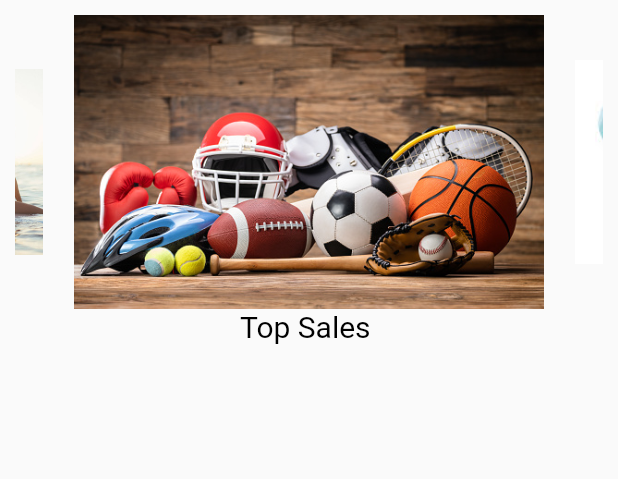
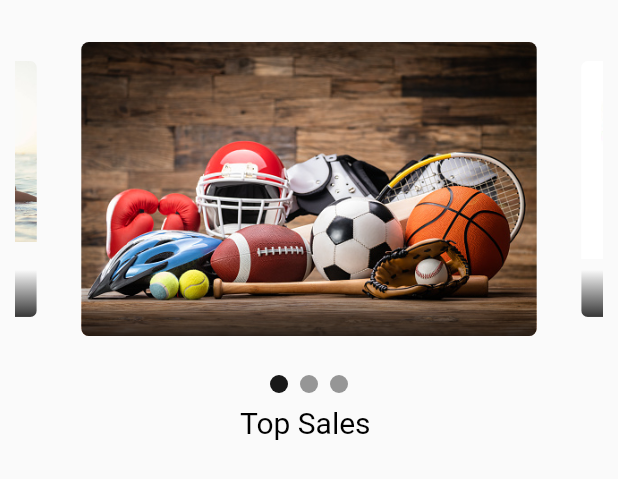
Before and after one commit to minh0611/CRP_G4, a Flutter app: the HomeBodyScreen widget shown alone on an empty page, opened directly, on a phone screen of 412 x 824 dp. Shown: the top 479 px of the screen. Run offline on Flutter 3.47's test engine with Material 2 defaults, Android fonts, the phone set to English and light mode, and no system bars; drawn by our look-alikes of carousel_slider; our stand-ins replace cloud_firestore, dropdown_button2, expandable, firebase_auth, firebase_core, font_awesome_flutter and 1 more; missing offline and left inert: increment_decrement_form_field, splash_view, swipeable_tile; accounts and stored records are empty.

Commit message:
quick fixed 2

```diff
--- a/lib/Screens/home_body.dart
+++ b/lib/Screens/home_body.dart
@@ -5,6 +5,7 @@
 import 'package:flutter_authfb_demo/Screens/newDetail.dart';
 import 'package:flutter_authfb_demo/Screens/productDetail.dart';
 import 'package:flutter_authfb_demo/models/new_model.dart';
+import 'package:flutter_authfb_demo/widgets/banner_home.dart';
 import 'package:flutter_authfb_demo/widgets/new_container.dart';
 
 import '../models/product_model.dart';
@@ -17,11 +18,11 @@
 }
 
 class _HomeBodyScreenState extends State<HomeBodyScreen> {
-  final List<String> imgList = [
-    'assets/images/banner.jpeg',
-    'assets/images/banner2.jpeg',
-    'assets/images/banner4.jpeg',
-  ];
+  // final List<String> imgList = [
+  //   'assets/images/banner.jpeg',
+  //   'assets/images/banner2.jpeg',
+  //   'assets/images/banner4.jpeg',
+  // ];
   List<ProductModel> productList = [];
   List<ProductModel> bestProductList = [];
   List<NewModel> newList = [];
@@ -97,23 +98,24 @@
           Expanded(
               child: ListView(
             children: [
-              CarouselSlider(
-                items: imgList
-                    .map((item) => Center(
-                          child: Image.asset(
-                            item,
-                            fit: BoxFit.cover,
-                            width: 1000,
-                          ),
-                        ))
-                    .toList(),
-                options: CarouselOptions(
-                  autoPlay: true,
-                  aspectRatio: 2.0,
-                  enlargeCenterPage: true,
-                  autoPlayInterval: const Duration(seconds: 5),
-                ),
-              ),
+              // CarouselSlider(
+              //   items: imgList
+              //       .map((item) => Center(
+              //             child: Image.asset(
+              //               item,
+              //               fit: BoxFit.cover,
+              //               width: 1000,
+              //             ),
+              //           ))
+              //       .toList(),
+              //   options: CarouselOptions(
+              //     autoPlay: true,
+              //     aspectRatio: 2.0,
+              //     enlargeCenterPage: true,
+              //     autoPlayInterval: const Duration(seconds: 5),
+              //   ),
+              // ),
+              const BannerHome(),
               const Center(
                 child: Text(
                   "Top Sales ",
@@ -244,14 +246,17 @@
                 child: Row(
                   mainAxisAlignment: MainAxisAlignment.spaceEvenly,
                   children: [
-                    TextButton(
-                      style: TextButton.styleFrom(
-                        backgroundColor: Colors.amber,
-                        foregroundColor: Colors.blue,
-                        disabledForegroundColor: Colors.red.withOpacity(0.38),
+                    Container(
+                      decoration: BoxDecoration(
+                          borderRadius: BorderRadius.circular(20),
+                          border: Border.all(color: Colors.black, width: 1)),
+                      child: TextButton(
+                        style: TextButton.styleFrom(
+                          disabledForegroundColor: Colors.black,
+                        ),
+                        onPressed: null,
+                        child: const Text('Add to cart'),
                       ),
-                      onPressed: null,
-                      child: const Text('Add to cart'),
                     ),
                     Text('Sold: ${bestProductList[index].product_sales}'),
                   ],
--- a/lib/Screens/home_product.dart
+++ b/lib/Screens/home_product.dart
@@ -310,14 +310,17 @@
                 child: Row(
                   mainAxisAlignment: MainAxisAlignment.spaceEvenly,
                   children: [
-                    TextButton(
-                      style: TextButton.styleFrom(
-                        backgroundColor: Colors.amber,
-                        foregroundColor: Colors.blue,
-                        disabledForegroundColor: Colors.red.withOpacity(0.38),
+                    Container(
+                      decoration: BoxDecoration(
+                          borderRadius: BorderRadius.circular(20),
+                          border: Border.all(color: Colors.black, width: 1)),
+                      child: TextButton(
+                        style: TextButton.styleFrom(
+                          disabledForegroundColor: Colors.black,
+                        ),
+                        onPressed: null,
+                        child: const Text('Add to cart'),
                       ),
-                      onPressed: null,
-                      child: const Text('Add to cart'),
                     ),
                     Text('Sold: ${resultList[index].product_sales}'),
                   ],
--- /dev/null
+++ b/lib/widgets/banner_home.dart
@@ -0,0 +1,97 @@
+import 'package:carousel_slider/carousel_controller.dart';
+import 'package:carousel_slider/carousel_slider.dart';
+import 'package:flutter/material.dart';
+
+class BannerHome extends StatefulWidget {
+  const BannerHome({super.key});
+
+  @override
+  State<BannerHome> createState() => _BannerHomeState();
+}
+
+class _BannerHomeState extends State<BannerHome> {
+  final List<String> imgList = [
+    'assets/images/banner.jpeg',
+    'assets/images/banner2.jpeg',
+    'assets/images/banner4.jpeg',
+  ];
+  int _current = 0;
+  final CarouselController _controller = CarouselController();
+
+  @override
+  Widget build(BuildContext context) {
+    final List<Widget> imageSliders = imgList
+        .map((item) => Container(
+              margin: const EdgeInsets.all(5.0),
+              child: ClipRRect(
+                  borderRadius: const BorderRadius.all(Radius.circular(5.0)),
+                  child: Stack(
+                    children: <Widget>[
+                      Image.asset(item, fit: BoxFit.cover, width: 1000.0),
+                      Positioned(
+                        bottom: 0.0,
+                        left: 0.0,
+                        right: 0.0,
+                        child: Container(
+                          decoration: const BoxDecoration(
+                            gradient: LinearGradient(
+                              colors: [
+                                Color.fromARGB(200, 0, 0, 0),
+                                Color.fromARGB(0, 0, 0, 0)
+                              ],
+                              begin: Alignment.bottomCenter,
+                              end: Alignment.topCenter,
+                            ),
+                          ),
+                          padding: const EdgeInsets.symmetric(
+                              vertical: 10.0, horizontal: 20.0),
+                          child: const Text(""),
+                        ),
+                      ),
+                    ],
+                  )),
+            ))
+        .toList();
+
+    return SizedBox(
+      height: 260,
+      child: Column(children: [
+        Expanded(
+          child: CarouselSlider(
+            items: imageSliders,
+            carouselController: _controller,
+            options: CarouselOptions(
+                autoPlay: true,
+                enlargeCenterPage: true,
+                aspectRatio: 2.0,
+                onPageChanged: (index, reason) {
+                  setState(() {
+                    _current = index;
+                  });
+                }),
+          ),
+        ),
+        Row(
+          mainAxisAlignment: MainAxisAlignment.center,
+          children: imgList.asMap().entries.map((entry) {
+            return GestureDetector(
+              onTap: () => _controller.animateToPage(entry.key),
+              child: Container(
+                width: 12.0,
+                height: 12.0,
+                margin:
+                    const EdgeInsets.symmetric(vertical: 8.0, horizontal: 4.0),
+                decoration: BoxDecoration(
+                    shape: BoxShape.circle,
+                    color: (Theme.of(context).brightness == Brightness.dark
+                            ? Colors.white
+                            : Colors.black)
+                        .withOpacity(_current == entry.key ? 0.9 : 0.4)),
+              ),
+            );
+          }).toList(),
+        ),
+      ]),
+    );
+  }
+}
```
